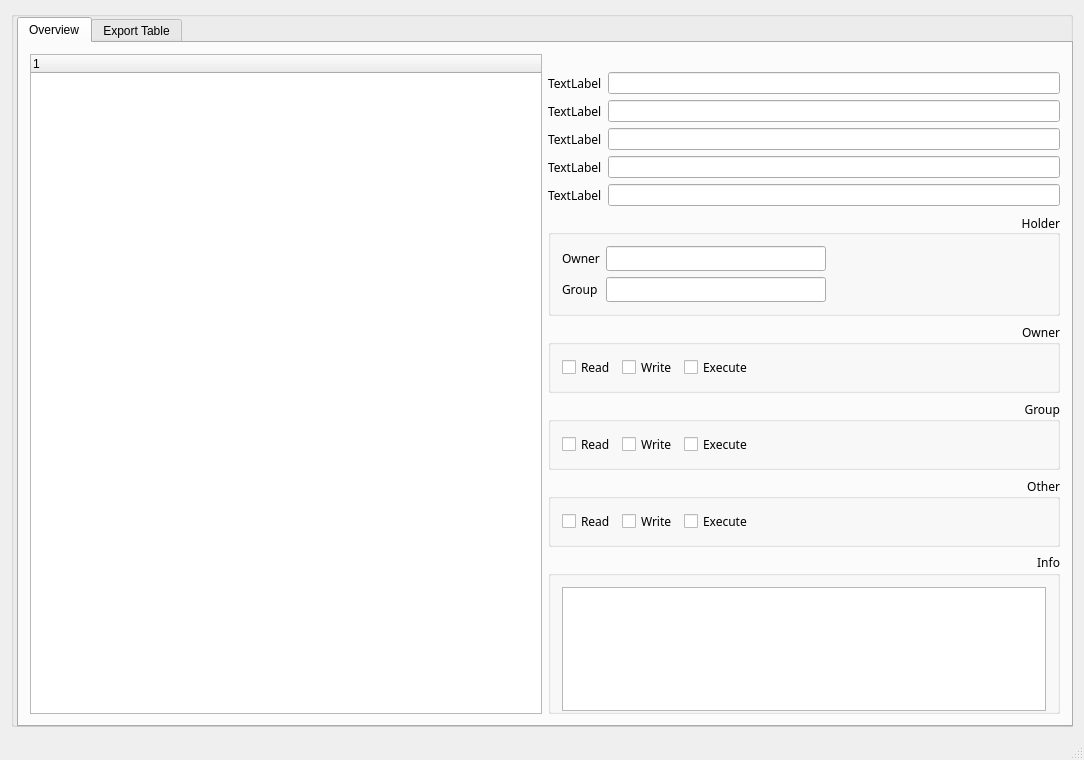
Old version of the form mainwindow.ui in the repository bas524/linuxdependency.
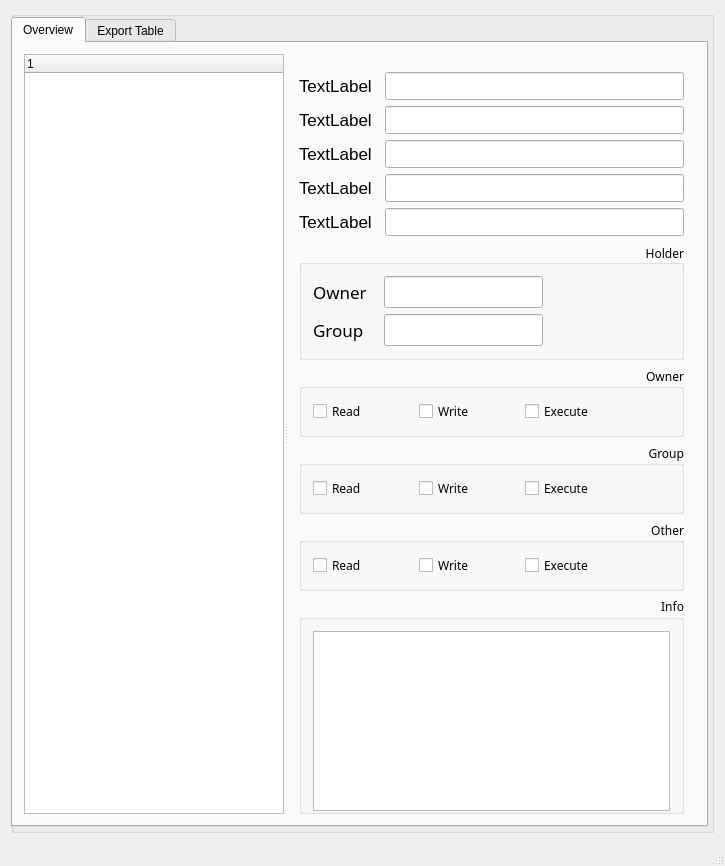
New version of the form. Icons and pictures are not drawn.

```diff
--- a/mainwindow.ui
+++ b/mainwindow.ui
@@ -6,8 +6,8 @@
    <rect>
     <x>0</x>
     <y>0</y>
-    <width>1084</width>
-    <height>760</height>
+    <width>725</width>
+    <height>866</height>
    </rect>
   </property>
   <property name="font">
@@ -24,7 +24,7 @@
   </property>
   <widget class="QWidget" name="centralWidget">
    <layout class="QGridLayout" name="gridLayout_6">
-    <item row="0" column="0" rowspan="2" colspan="2">
+    <item row="0" column="0" rowspan="4" colspan="2">
      <widget class="QGroupBox" name="groupBoxDependency">
       <property name="font">
        <font>
@@ -53,7 +53,7 @@
       </layout>
      </widget>
     </item>
-    <item row="1" column="1">
+    <item row="1" column="0">
      <widget class="QTabWidget" name="tabWidget">
       <property name="currentIndex">
        <number>0</number>
@@ -64,6 +64,10 @@
        </attribute>
        <layout class="QGridLayout" name="gridLayout_8">
         <item row="0" column="0">
+         <widget class="QSplitter" name="splitter">
+          <property name="orientation">
+           <enum>Qt::Horizontal</enum>
+          </property>
          <widget class="QTreeWidget" name="treeWidget">
           <column>
            <property name="text">
@@ -71,8 +75,7 @@
            </property>
           </column>
          </widget>
-        </item>
-        <item row="0" column="1">
+          <widget class="QWidget" name="">
          <layout class="QVBoxLayout" name="verticalLayout">
           <property name="topMargin">
            <number>18</number>
@@ -86,14 +89,14 @@
              <widget class="QLabel" name="labelName">
               <property name="minimumSize">
                <size>
-                <width>0</width>
+                  <width>80</width>
                 <height>0</height>
                </size>
               </property>
               <property name="font">
                <font>
-                <family>Ubuntu Mono</family>
-                <pointsize>9</pointsize>
+                  <family>Helvetica Neue</family>
+                  <pointsize>13</pointsize>
                </font>
               </property>
               <property name="text">
@@ -105,7 +108,7 @@
              <widget class="QLineEdit" name="lineEditFileName">
               <property name="font">
                <font>
-                <pointsize>9</pointsize>
+                  <pointsize>13</pointsize>
                </font>
               </property>
               <property name="readOnly">
@@ -121,14 +124,14 @@
              <widget class="QLabel" name="labelSize">
               <property name="minimumSize">
                <size>
-                <width>0</width>
+                  <width>80</width>
                 <height>0</height>
                </size>
               </property>
               <property name="font">
                <font>
-                <family>Ubuntu Mono</family>
-                <pointsize>9</pointsize>
+                  <family>Helvetica Neue</family>
+                  <pointsize>13</pointsize>
                </font>
               </property>
               <property name="text">
@@ -140,7 +143,7 @@
              <widget class="QLineEdit" name="lineEditFileSize">
               <property name="font">
                <font>
-                <pointsize>9</pointsize>
+                  <pointsize>13</pointsize>
                </font>
               </property>
               <property name="readOnly">
@@ -154,10 +157,16 @@
            <layout class="QHBoxLayout" name="horizontalLayout_3">
             <item>
              <widget class="QLabel" name="labelTimeStatus">
+                <property name="minimumSize">
+                 <size>
+                  <width>80</width>
+                  <height>0</height>
+                 </size>
+                </property>
               <property name="font">
                <font>
-                <family>Ubuntu Mono</family>
-                <pointsize>9</pointsize>
+                  <family>Helvetica Neue</family>
+                  <pointsize>13</pointsize>
                </font>
               </property>
               <property name="text">
@@ -169,7 +178,7 @@
              <widget class="QLineEdit" name="lineEditTimeStatus">
               <property name="font">
                <font>
-                <pointsize>9</pointsize>
+                  <pointsize>13</pointsize>
                </font>
               </property>
               <property name="readOnly">
@@ -183,10 +192,16 @@
            <layout class="QHBoxLayout" name="horizontalLayout_4">
             <item>
              <widget class="QLabel" name="labelTimeAccess">
+                <property name="minimumSize">
+                 <size>
+                  <width>80</width>
+                  <height>0</height>
+                 </size>
+                </property>
               <property name="font">
                <font>
-                <family>Ubuntu Mono</family>
-                <pointsize>9</pointsize>
+                  <family>Helvetica Neue</family>
+                  <pointsize>13</pointsize>
                </font>
               </property>
               <property name="text">
@@ -198,7 +213,7 @@
              <widget class="QLineEdit" name="lineEditTimeAccess">
               <property name="font">
                <font>
-                <pointsize>9</pointsize>
+                  <pointsize>13</pointsize>
                </font>
               </property>
               <property name="readOnly">
@@ -212,10 +227,16 @@
            <layout class="QHBoxLayout" name="horizontalLayout_5">
             <item>
              <widget class="QLabel" name="labelTimeModify">
+                <property name="minimumSize">
+                 <size>
+                  <width>80</width>
+                  <height>0</height>
+                 </size>
+                </property>
               <property name="font">
                <font>
-                <family>Ubuntu Mono</family>
-                <pointsize>9</pointsize>
+                  <family>Helvetica Neue</family>
+                  <pointsize>13</pointsize>
                </font>
               </property>
               <property name="text">
@@ -227,7 +248,7 @@
              <widget class="QLineEdit" name="lineEditTimeModify">
               <property name="font">
                <font>
-                <pointsize>9</pointsize>
+                  <pointsize>13</pointsize>
                </font>
               </property>
               <property name="readOnly">
@@ -253,6 +274,17 @@
             <layout class="QGridLayout" name="gridLayout_7">
              <item row="0" column="0">
               <widget class="QLabel" name="labelOwner">
+                 <property name="minimumSize">
+                  <size>
+                   <width>65</width>
+                   <height>0</height>
+                  </size>
+                 </property>
+                 <property name="font">
+                  <font>
+                   <pointsize>13</pointsize>
+                  </font>
+                 </property>
                <property name="text">
                 <string>Owner</string>
                </property>
@@ -273,6 +305,17 @@
              </item>
              <item row="2" column="0">
               <widget class="QLabel" name="labelGroup">
+                 <property name="minimumSize">
+                  <size>
+                   <width>65</width>
+                   <height>0</height>
+                  </size>
+                 </property>
+                 <property name="font">
+                  <font>
+                   <pointsize>13</pointsize>
+                  </font>
+                 </property>
                <property name="text">
                 <string>Group</string>
                </property>
@@ -280,6 +323,11 @@
              </item>
              <item row="0" column="1">
               <widget class="QLineEdit" name="lineEditOwner">
+                 <property name="font">
+                  <font>
+                   <pointsize>13</pointsize>
+                  </font>
+                 </property>
                <property name="readOnly">
                 <bool>true</bool>
                </property>
@@ -287,6 +335,11 @@
              </item>
              <item row="2" column="1">
               <widget class="QLineEdit" name="lineEditGroup">
+                 <property name="font">
+                  <font>
+                   <pointsize>13</pointsize>
+                  </font>
+                 </property>
                <property name="readOnly">
                 <bool>true</bool>
                </property>
@@ -327,6 +380,12 @@
             <layout class="QGridLayout" name="gridLayout_4">
              <item row="0" column="1">
               <widget class="QCheckBox" name="checkBoxOwnerWrite">
+                 <property name="minimumSize">
+                  <size>
+                   <width>100</width>
+                   <height>0</height>
+                  </size>
+                 </property>
                <property name="text">
                 <string>Write</string>
                </property>
@@ -337,6 +396,12 @@
              </item>
              <item row="0" column="0">
               <widget class="QCheckBox" name="checkBoxOwnerRead">
+                 <property name="minimumSize">
+                  <size>
+                   <width>100</width>
+                   <height>0</height>
+                  </size>
+                 </property>
                <property name="text">
                 <string>Read</string>
                </property>
@@ -347,6 +412,12 @@
              </item>
              <item row="0" column="2">
               <widget class="QCheckBox" name="checkBoxOwnerExec">
+                 <property name="minimumSize">
+                  <size>
+                   <width>100</width>
+                   <height>0</height>
+                  </size>
+                 </property>
                <property name="text">
                 <string>Execute</string>
                </property>
@@ -390,6 +461,12 @@
             <layout class="QGridLayout" name="gridLayout_3">
              <item row="0" column="2">
               <widget class="QCheckBox" name="checkBoxGroupExec">
+                 <property name="minimumSize">
+                  <size>
+                   <width>100</width>
+                   <height>0</height>
+                  </size>
+                 </property>
                <property name="text">
                 <string>Execute</string>
                </property>
@@ -400,6 +477,12 @@
              </item>
              <item row="0" column="1">
               <widget class="QCheckBox" name="checkBoxGroupWrite">
+                 <property name="minimumSize">
+                  <size>
+                   <width>100</width>
+                   <height>0</height>
+                  </size>
+                 </property>
                <property name="text">
                 <string>Write</string>
                </property>
@@ -410,6 +493,12 @@
              </item>
              <item row="0" column="0">
               <widget class="QCheckBox" name="checkBoxGroupRead">
+                 <property name="minimumSize">
+                  <size>
+                   <width>100</width>
+                   <height>0</height>
+                  </size>
+                 </property>
                <property name="text">
                 <string>Read</string>
                </property>
@@ -453,6 +542,12 @@
             <layout class="QGridLayout" name="gridLayout_2">
              <item row="0" column="2">
               <widget class="QCheckBox" name="checkBoxOtherExec">
+                 <property name="minimumSize">
+                  <size>
+                   <width>100</width>
+                   <height>0</height>
+                  </size>
+                 </property>
                <property name="text">
                 <string>Execute</string>
                </property>
@@ -466,6 +561,12 @@
                <property name="enabled">
                 <bool>true</bool>
                </property>
+                 <property name="minimumSize">
+                  <size>
+                   <width>100</width>
+                   <height>0</height>
+                  </size>
+                 </property>
                <property name="text">
                 <string>Read</string>
                </property>
@@ -485,6 +586,12 @@
              </item>
              <item row="0" column="1">
               <widget class="QCheckBox" name="checkBoxOtherWrite">
+                 <property name="minimumSize">
+                  <size>
+                   <width>100</width>
+                   <height>0</height>
+                  </size>
+                 </property>
                <property name="text">
                 <string>Write</string>
                </property>
@@ -531,7 +638,7 @@
                <property name="font">
                 <font>
                  <family>Ubuntu Mono</family>
-                 <pointsize>9</pointsize>
+                   <pointsize>13</pointsize>
                 </font>
                </property>
                <property name="readOnly">
@@ -543,6 +650,8 @@
            </widget>
           </item>
          </layout>
+          </widget>
+         </widget>
         </item>
        </layout>
       </widget>
```
Left out of the diff: 6 changed lines with no effect on the pictures. Lines whose indentation alone changed are shown as unchanged.
